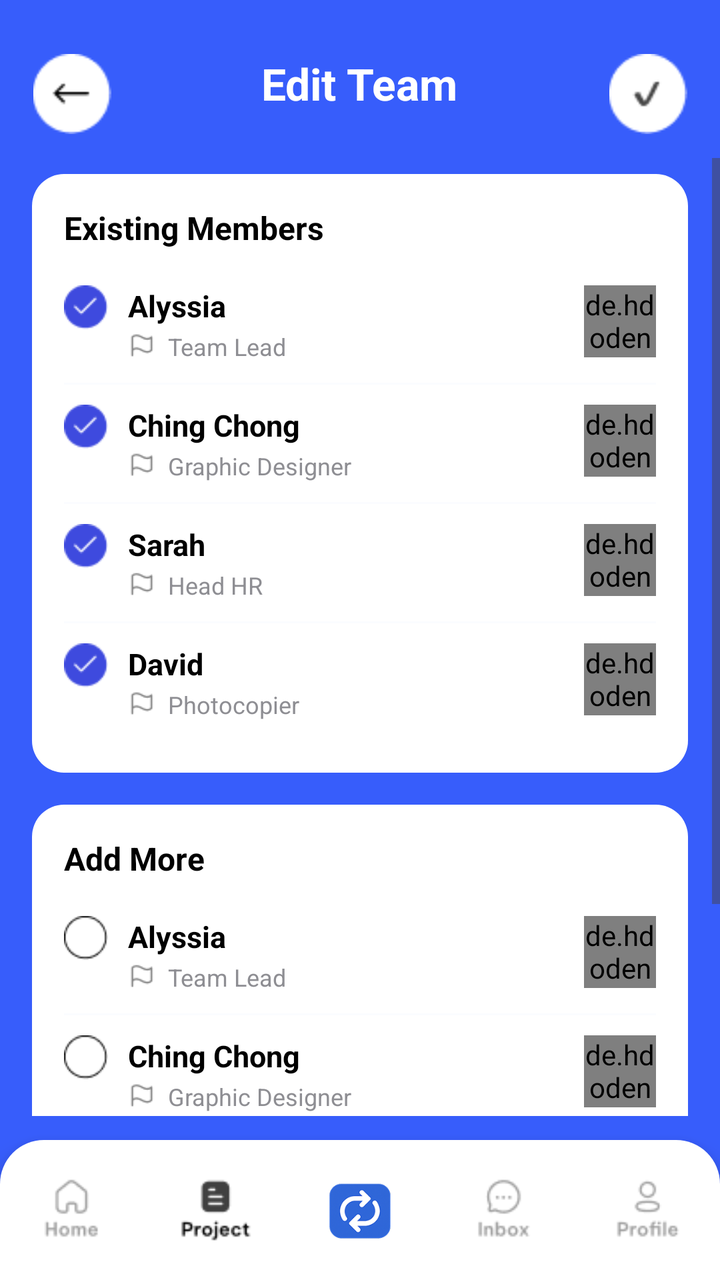
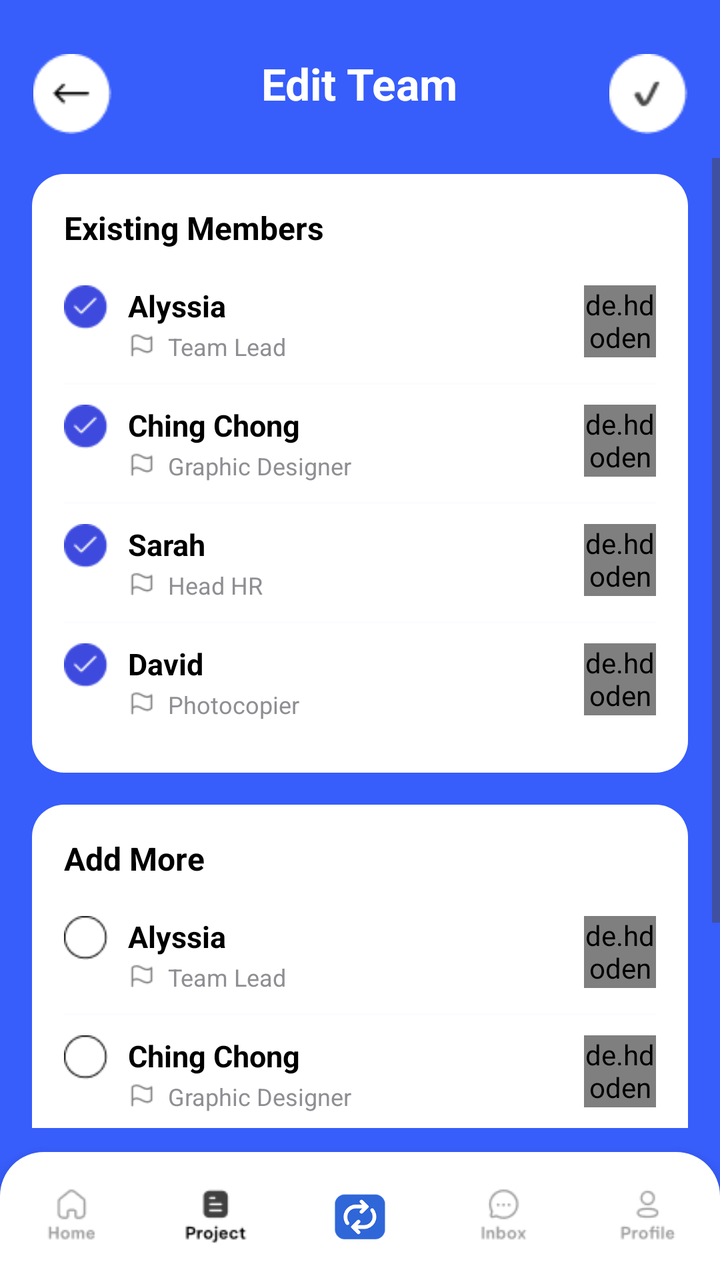

Screens rendered from an Android XML layout before and after an edit, with the pre-edit source and the edit as a unified diff.
<!-- AndroidManifest.xml: application theme Theme.Teamflow -->
<!-- res/layout/activity_edit_team.xml -->
<?xml version="1.0" encoding="utf-8"?>
<RelativeLayout xmlns:android="http://schemas.android.com/apk/res/android"
    xmlns:app="http://schemas.android.com/apk/res-auto"
    xmlns:tools="http://schemas.android.com/tools"
    android:layout_width="match_parent"
    android:layout_height="match_parent"
    android:background="@color/bluebg"
    android:paddingTop="15dp"
    tools:context=".edit_team">

    
    <RelativeLayout
        android:id="@+id/topBar"
        android:layout_width="match_parent"
        android:layout_height="64dp"
        android:paddingStart="16dp"
        android:paddingEnd="16dp"
        android:gravity="center_vertical">

        <ImageView
            android:id="@+id/btnBack"
            android:layout_width="40dp"
            android:layout_height="40dp"
            android:src="@drawable/back_arrow"
            android:layout_alignParentStart="true" />

        <TextView
            android:id="@+id/title"
            android:layout_width="wrap_content"
            android:layout_height="wrap_content"
            android:layout_centerHorizontal="true"
            android:text="Edit Team"
            android:textColor="@color/white"
            android:textSize="22sp"
            android:textStyle="bold" />

        <ImageView
            android:id="@+id/btnSave"
            android:layout_width="40dp"
            android:layout_height="40dp"
            android:layout_alignParentEnd="true"
            android:src="@drawable/save_tick" />
    </RelativeLayout>

    
    <ScrollView
        android:layout_width="match_parent"
        android:layout_height="0dp"
        android:layout_below="@id/topBar"
        android:layout_above="@id/bottomNav"
        android:fillViewport="true"
        android:paddingBottom="12dp">

        <LinearLayout
            android:layout_width="match_parent"
            android:layout_height="wrap_content"
            android:orientation="vertical"
            android:paddingHorizontal="16dp">

            
            <LinearLayout
                android:layout_width="match_parent"
                android:layout_height="wrap_content"
                android:orientation="vertical"
                android:background="@drawable/bg_card_round"
                android:padding="16dp"
                android:layout_marginTop="8dp">

                <TextView
                    android:layout_width="wrap_content"
                    android:layout_height="wrap_content"
                    android:text="Existing Members"
                    android:textColor="@color/black"
                    android:textStyle="bold"
                    android:textSize="16sp"
                    android:paddingBottom="8dp" />

                
                <LinearLayout
                    android:layout_width="match_parent"
                    android:layout_height="wrap_content"
                    android:orientation="horizontal"
                    android:paddingVertical="10dp">

                    <ImageView
                        android:layout_width="22dp"
                        android:layout_height="22dp"
                        android:src="@drawable/completed_tick" />

                    <LinearLayout
                        android:layout_width="0dp"
                        android:layout_height="wrap_content"
                        android:layout_weight="1"
                        android:orientation="vertical"
                        android:layout_marginStart="10dp">

                        <TextView
                            android:layout_width="wrap_content"
                            android:layout_height="wrap_content"
                            android:text="Alyssia"
                            android:textStyle="bold"
                            android:textSize="15sp"
                            android:textColor="@color/black" />

                        <LinearLayout
                            android:layout_width="wrap_content"
                            android:layout_height="wrap_content"
                            android:orientation="horizontal"
                            android:layout_marginTop="2dp"
                            android:gravity="center_vertical">

                            <ImageView
                                android:layout_width="14dp"
                                android:layout_height="14dp"
                                android:src="@drawable/flag" />

                            <TextView
                                android:layout_width="wrap_content"
                                android:layout_height="wrap_content"
                                android:text="Team Lead"
                                android:textColor="@color/textgrey"
                                android:textSize="12sp"
                                android:layout_marginStart="6dp" />
                        </LinearLayout>
                    </LinearLayout>

                    <de.hdodenhof.circleimageview.CircleImageView
                        android:layout_width="36dp"
                        android:layout_height="36dp"
                        android:src="@drawable/pfp1" />
                </LinearLayout>

                <View android:layout_width="match_parent" android:layout_height="1dp" android:background="@color/greybg" />

                
                <LinearLayout
                    android:layout_width="match_parent"
                    android:layout_height="wrap_content"
                    android:orientation="horizontal"
                    android:paddingVertical="10dp">

                    <ImageView
                        android:layout_width="22dp"
                        android:layout_height="22dp"
                        android:src="@drawable/completed_tick" />

                    <LinearLayout
                        android:layout_width="0dp"
                        android:layout_height="wrap_content"
                        android:layout_weight="1"
                        android:orientation="vertical"
                        android:layout_marginStart="10dp">

                        <TextView
                            android:layout_width="wrap_content"
                            android:layout_height="wrap_content"
                            android:text="Ching Chong"
                            android:textStyle="bold"
                            android:textSize="15sp"
                            android:textColor="@color/black" />

                        <LinearLayout
                            android:layout_width="wrap_content"
                            android:layout_height="wrap_content"
                            android:orientation="horizontal"
                            android:layout_marginTop="2dp"
                            android:gravity="center_vertical">

                            <ImageView
                                android:layout_width="14dp"
                                android:layout_height="14dp"
                                android:src="@drawable/flag" />

                            <TextView
                                android:layout_width="wrap_content"
                                android:layout_height="wrap_content"
                                android:text="Graphic Designer"
                                android:textColor="@color/textgrey"
                                android:textSize="12sp"
                                android:layout_marginStart="6dp" />
                        </LinearLayout>
                    </LinearLayout>

                    <de.hdodenhof.circleimageview.CircleImageView
                        android:layout_width="36dp"
                        android:layout_height="36dp"
                        android:src="@drawable/pfp2" />
                </LinearLayout>

                <View android:layout_width="match_parent" android:layout_height="1dp" android:background="@color/greybg" />

                
                <LinearLayout
                    android:layout_width="match_parent"
                    android:layout_height="wrap_content"
                    android:orientation="horizontal"
                    android:paddingVertical="10dp">

                    <ImageView
                        android:layout_width="22dp"
                        android:layout_height="22dp"
                        android:src="@drawable/completed_tick" />

                    <LinearLayout
                        android:layout_width="0dp"
                        android:layout_height="wrap_content"
                        android:layout_weight="1"
                        android:orientation="vertical"
                        android:layout_marginStart="10dp">

                        <TextView
                            android:layout_width="wrap_content"
                            android:layout_height="wrap_content"
                            android:text="Sarah"
                            android:textStyle="bold"
                            android:textSize="15sp"
                            android:textColor="@color/black" />

                        <LinearLayout
                            android:layout_width="wrap_content"
                            android:layout_height="wrap_content"
                            android:orientation="horizontal"
                            android:layout_marginTop="2dp"
                            android:gravity="center_vertical">

                            <ImageView
                                android:layout_width="14dp"
                                android:layout_height="14dp"
                                android:src="@drawable/flag" />

                            <TextView
                                android:layout_width="wrap_content"
                                android:layout_height="wrap_content"
                                android:text="Head HR"
                                android:textColor="@color/textgrey"
                                android:textSize="12sp"
                                android:layout_marginStart="6dp" />
                        </LinearLayout>
                    </LinearLayout>

                    <de.hdodenhof.circleimageview.CircleImageView
                        android:layout_width="36dp"
                        android:layout_height="36dp"
                        android:src="@drawable/pfp3" />
                </LinearLayout>

                <View android:layout_width="match_parent" android:layout_height="1dp" android:background="@color/greybg" />

                
                <LinearLayout
                    android:layout_width="match_parent"
                    android:layout_height="wrap_content"
                    android:orientation="horizontal"
                    android:paddingVertical="10dp">

                    <ImageView
                        android:layout_width="22dp"
                        android:layout_height="22dp"
                        android:src="@drawable/completed_tick" />

                    <LinearLayout
                        android:layout_width="0dp"
                        android:layout_height="wrap_content"
                        android:layout_weight="1"
                        android:orientation="vertical"
                        android:layout_marginStart="10dp">

                        <TextView
                            android:layout_width="wrap_content"
                            android:layout_height="wrap_content"
                            android:text="David"
                            android:textStyle="bold"
                            android:textSize="15sp"
                            android:textColor="@color/black" />

                        <LinearLayout
                            android:layout_width="wrap_content"
                            android:layout_height="wrap_content"
                            android:orientation="horizontal"
                            android:layout_marginTop="2dp"
                            android:gravity="center_vertical">

                            <ImageView
                                android:layout_width="14dp"
                                android:layout_height="14dp"
                                android:src="@drawable/flag" />

                            <TextView
                                android:layout_width="wrap_content"
                                android:layout_height="wrap_content"
                                android:text="Photocopier"
                                android:textColor="@color/textgrey"
                                android:textSize="12sp"
                                android:layout_marginStart="6dp" />
                        </LinearLayout>
                    </LinearLayout>

                    <de.hdodenhof.circleimageview.CircleImageView
                        android:layout_width="36dp"
                        android:layout_height="36dp"
                        android:src="@drawable/pfp4" />
                </LinearLayout>
            </LinearLayout>

            
            <LinearLayout
                android:layout_width="match_parent"
                android:layout_height="wrap_content"
                android:orientation="vertical"
                android:background="@drawable/bg_card_round"
                android:padding="16dp"
                android:layout_marginTop="16dp"
                android:layout_marginBottom="8dp">

                <TextView
                    android:layout_width="wrap_content"
                    android:layout_height="wrap_content"
                    android:text="Add More"
                    android:textColor="@color/black"
                    android:textStyle="bold"
                    android:textSize="16sp"
                    android:paddingBottom="8dp" />

                
                <LinearLayout
                    android:layout_width="match_parent"
                    android:layout_height="wrap_content"
                    android:orientation="horizontal"
                    android:paddingVertical="10dp">

                    <ImageView
                        android:layout_width="22dp"
                        android:layout_height="22dp"
                        android:src="@drawable/not_completed" />

                    <LinearLayout
                        android:layout_width="0dp"
                        android:layout_height="wrap_content"
                        android:layout_weight="1"
                        android:orientation="vertical"
                        android:layout_marginStart="10dp">

                        <TextView
                            android:layout_width="wrap_content"
                            android:layout_height="wrap_content"
                            android:text="Alyssia"
                            android:textStyle="bold"
                            android:textSize="15sp"
                            android:textColor="@color/black" />

                        <LinearLayout
                            android:layout_width="wrap_content"
                            android:layout_height="wrap_content"
                            android:orientation="horizontal"
                            android:layout_marginTop="2dp"
                            android:gravity="center_vertical">

                            <ImageView
                                android:layout_width="14dp"
                                android:layout_height="14dp"
                                android:src="@drawable/flag" />

                            <TextView
                                android:layout_width="wrap_content"
                                android:layout_height="wrap_content"
                                android:text="Team Lead"
                                android:textColor="@color/textgrey"
                                android:textSize="12sp"
                                android:layout_marginStart="6dp" />
                        </LinearLayout>
                    </LinearLayout>

                    <de.hdodenhof.circleimageview.CircleImageView
                        android:layout_width="36dp"
                        android:layout_height="36dp"
                        android:src="@drawable/pfp1" />
                </LinearLayout>

                <View android:layout_width="match_parent" android:layout_height="1dp" android:background="@color/greybg" />

                
                <LinearLayout
                    android:layout_width="match_parent"
                    android:layout_height="wrap_content"
                    android:orientation="horizontal"
                    android:paddingVertical="10dp">

                    <ImageView
                        android:layout_width="22dp"
                        android:layout_height="22dp"
                        android:src="@drawable/not_completed" />

                    <LinearLayout
                        android:layout_width="0dp"
                        android:layout_height="wrap_content"
                        android:layout_weight="1"
                        android:orientation="vertical"
                        android:layout_marginStart="10dp">

                        <TextView
                            android:layout_width="wrap_content"
                            android:layout_height="wrap_content"
                            android:text="Ching Chong"
                            android:textStyle="bold"
                            android:textSize="15sp"
                            android:textColor="@color/black" />

                        <LinearLayout
                            android:layout_width="wrap_content"
                            android:layout_height="wrap_content"
                            android:orientation="horizontal"
                            android:layout_marginTop="2dp"
                            android:gravity="center_vertical">

                            <ImageView
                                android:layout_width="14dp"
                                android:layout_height="14dp"
                                android:src="@drawable/flag" />

                            <TextView
                                android:layout_width="wrap_content"
                                android:layout_height="wrap_content"
                                android:text="Graphic Designer"
                                android:textColor="@color/textgrey"
                                android:textSize="12sp"
                                android:layout_marginStart="6dp" />
                        </LinearLayout>
                    </LinearLayout>

                    <de.hdodenhof.circleimageview.CircleImageView
                        android:layout_width="36dp"
                        android:layout_height="36dp"
                        android:src="@drawable/pfp2" />
                </LinearLayout>

                <View android:layout_width="match_parent" android:layout_height="1dp" android:background="@color/greybg" />

                
                <LinearLayout
                    android:layout_width="match_parent"
                    android:layout_height="wrap_content"
                    android:orientation="horizontal"
                    android:paddingVertical="10dp">

                    <ImageView
                        android:layout_width="22dp"
                        android:layout_height="22dp"
                        android:src="@drawable/not_completed" />

                    <LinearLayout
                        android:layout_width="0dp"
                        android:layout_height="wrap_content"
                        android:layout_weight="1"
                        android:orientation="vertical"
                        android:layout_marginStart="10dp">

                        <TextView
                            android:layout_width="wrap_content"
                            android:layout_height="wrap_content"
                            android:text="Sarah"
                            android:textStyle="bold"
                            android:textSize="15sp"
                            android:textColor="@color/black" />

                        <LinearLayout
                            android:layout_width="wrap_content"
                            android:layout_height="wrap_content"
                            android:orientation="horizontal"
                            android:layout_marginTop="2dp"
                            android:gravity="center_vertical">

                            <ImageView
                                android:layout_width="14dp"
                                android:layout_height="14dp"
                                android:src="@drawable/flag" />

                            <TextView
                                android:layout_width="wrap_content"
                                android:layout_height="wrap_content"
                                android:text="Head HR"
                                android:textColor="@color/textgrey"
                                android:textSize="12sp"
                                android:layout_marginStart="6dp" />
                        </LinearLayout>
                    </LinearLayout>

                    <de.hdodenhof.circleimageview.CircleImageView
                        android:layout_width="36dp"
                        android:layout_height="36dp"
                        android:src="@drawable/pfp3" />
                </LinearLayout>

                <View android:layout_width="match_parent" android:layout_height="1dp" android:background="@color/greybg" />

                
                <LinearLayout
                    android:layout_width="match_parent"
                    android:layout_height="wrap_content"
                    android:orientation="horizontal"
                    android:paddingVertical="10dp">

                    <ImageView
                        android:layout_width="22dp"
                        android:layout_height="22dp"
                        android:src="@drawable/not_completed" />

                    <LinearLayout
                        android:layout_width="0dp"
                        android:layout_height="wrap_content"
                        android:layout_weight="1"
                        android:orientation="vertical"
                        android:layout_marginStart="10dp">

                        <TextView
                            android:layout_width="wrap_content"
                            android:layout_height="wrap_content"
                            android:text="David"
                            android:textStyle="bold"
                            android:textSize="15sp"
                            android:textColor="@color/black" />

                        <LinearLayout
                            android:layout_width="wrap_content"
                            android:layout_height="wrap_content"
                            android:orientation="horizontal"
                            android:layout_marginTop="2dp"
                            android:gravity="center_vertical">

                            <ImageView
                                android:layout_width="14dp"
                                android:layout_height="14dp"
                                android:src="@drawable/flag" />

                            <TextView
                                android:layout_width="wrap_content"
                                android:layout_height="wrap_content"
                                android:text="Photocopier"
                                android:textColor="@color/textgrey"
                                android:textSize="12sp"
                                android:layout_marginStart="6dp" />
                        </LinearLayout>
                    </LinearLayout>

                    <de.hdodenhof.circleimageview.CircleImageView
                        android:layout_width="36dp"
                        android:layout_height="36dp"
                        android:src="@drawable/pfp4" />
                </LinearLayout>
            </LinearLayout>
        </LinearLayout>
    </ScrollView>

    
    <LinearLayout
        android:id="@+id/bottomNav"
        android:layout_alignParentBottom="true"
        android:layout_width="match_parent"
        android:layout_height="70dp"
        android:orientation="horizontal"
        android:weightSum="5"
        android:background="@drawable/bg_bottom_nav_round"
        android:elevation="8dp"
        android:paddingVertical="8dp">

        <LinearLayout android:layout_width="0dp" android:layout_height="match_parent" android:layout_weight="1" android:gravity="center">
            <ImageView android:layout_width="match_parent" android:layout_height="match_parent" android:layout_margin="10dp" android:src="@drawable/home_unselect"/>
        </LinearLayout>
        <LinearLayout android:layout_width="0dp" android:layout_height="match_parent" android:layout_weight="1" android:gravity="center">
            <ImageView android:layout_width="match_parent" android:layout_height="match_parent" android:layout_margin="10dp" android:src="@drawable/project_selected"/>
        </LinearLayout>
        <LinearLayout android:layout_width="0dp" android:layout_height="match_parent" android:layout_weight="1" android:gravity="center">
            <ImageView android:layout_width="match_parent" android:layout_height="match_parent" android:layout_margin="10dp" android:src="@drawable/logo_main"/>
        </LinearLayout>
        <LinearLayout android:layout_width="0dp" android:layout_height="match_parent" android:layout_weight="1" android:gravity="center">
            <ImageView android:layout_width="match_parent" android:layout_height="match_parent" android:layout_margin="10dp" android:src="@drawable/inbox_unselect"/>
        </LinearLayout>
        <LinearLayout android:layout_width="0dp" android:layout_height="match_parent" android:layout_weight="1" android:gravity="center">
            <ImageView android:layout_width="match_parent" android:layout_height="match_parent" android:layout_margin="10dp" android:src="@drawable/profile_unselect"/>
        </LinearLayout>
    </LinearLayout>

</RelativeLayout>
<!-- resources referenced by this layout -->
<resources>
  <color name="black">#FF000000</color>
  <color name="bluebg">#375DFB</color>
  <color name="greybg">#FBFCFF</color>
  <color name="textgrey">#8E8E93</color>
  <color name="white">#FFFFFFFF</color>
  <!-- drawable back_arrow: png bitmap (drawable, 621 bytes) -->
  <!-- drawable bg_bottom_nav_round (drawable) -->
  <?xml version="1.0" encoding="utf-8"?>
  <shape xmlns:android="http://schemas.android.com/apk/res/android">
      <corners android:topLeftRadius="22dp" android:topRightRadius="22dp" />
      <solid android:color="@color/white" />
  </shape>
  <!-- drawable bg_card_round (drawable) -->
  <?xml version="1.0" encoding="utf-8"?>
  <shape xmlns:android="http://schemas.android.com/apk/res/android">
      <corners android:radius="16dp" />
      <solid android:color="@color/white" />
  </shape>
  <!-- drawable completed_tick: png bitmap (drawable, 701 bytes) -->
  <!-- drawable flag: png bitmap (drawable, 361 bytes) -->
  <!-- drawable home_unselect: png bitmap (drawable, 898 bytes) -->
  <!-- drawable inbox_unselect: png bitmap (drawable, 952 bytes) -->
  <!-- drawable logo_main: png bitmap (drawable, 15760 bytes) -->
  <!-- drawable not_completed: png bitmap (drawable, 436 bytes) -->
  <!-- drawable pfp1: png bitmap (drawable, 3442 bytes) -->
  <!-- drawable pfp2: png bitmap (drawable, 3665 bytes) -->
  <!-- drawable pfp3: png bitmap (drawable, 3564 bytes) -->
  <!-- drawable pfp4: png bitmap (drawable, 3070 bytes) -->
  <!-- drawable profile_unselect: png bitmap (drawable, 1003 bytes) -->
  <!-- drawable project_selected: png bitmap (drawable, 725 bytes) -->
  <!-- drawable save_tick: png bitmap (drawable, 838 bytes) -->
  <style name="Theme.Teamflow" parent="Base.Theme.Teamflow" />
  <style name="Base.Theme.Teamflow" parent="Theme.Material3.DayNight.NoActionBar">
          
         <item name="colorPrimary">#2F6CE5</item>
      </style>
</resources>

<!-- the commit's change to res/layout/activity_edit_team.xml (unified diff, before → after) -->
@@ -555,7 +555,7 @@
         android:id="@+id/bottomNav"
         android:layout_alignParentBottom="true"
         android:layout_width="match_parent"
-        android:layout_height="70dp"
+        android:layout_height="64dp"
         android:orientation="horizontal"
         android:weightSum="5"
         android:background="@drawable/bg_bottom_nav_round"
@@ -569,7 +569,7 @@
             <ImageView android:layout_width="match_parent" android:layout_height="match_parent" android:layout_margin="10dp" android:src="@drawable/project_selected"/>
         </LinearLayout>
         <LinearLayout android:layout_width="0dp" android:layout_height="match_parent" android:layout_weight="1" android:gravity="center">
-            <ImageView android:layout_width="match_parent" android:layout_height="match_parent" android:layout_margin="10dp" android:src="@drawable/logo_main"/>
+            <ImageView android:layout_width="match_parent" android:layout_height="match_parent" android:layout_margin="10dp" android:src="@drawable/logo_main" android:scaleType="fitCenter"/>
         </LinearLayout>
         <LinearLayout android:layout_width="0dp" android:layout_height="match_parent" android:layout_weight="1" android:gravity="center">
             <ImageView android:layout_width="match_parent" android:layout_height="match_parent" android:layout_margin="10dp" android:src="@drawable/inbox_unselect"/>
